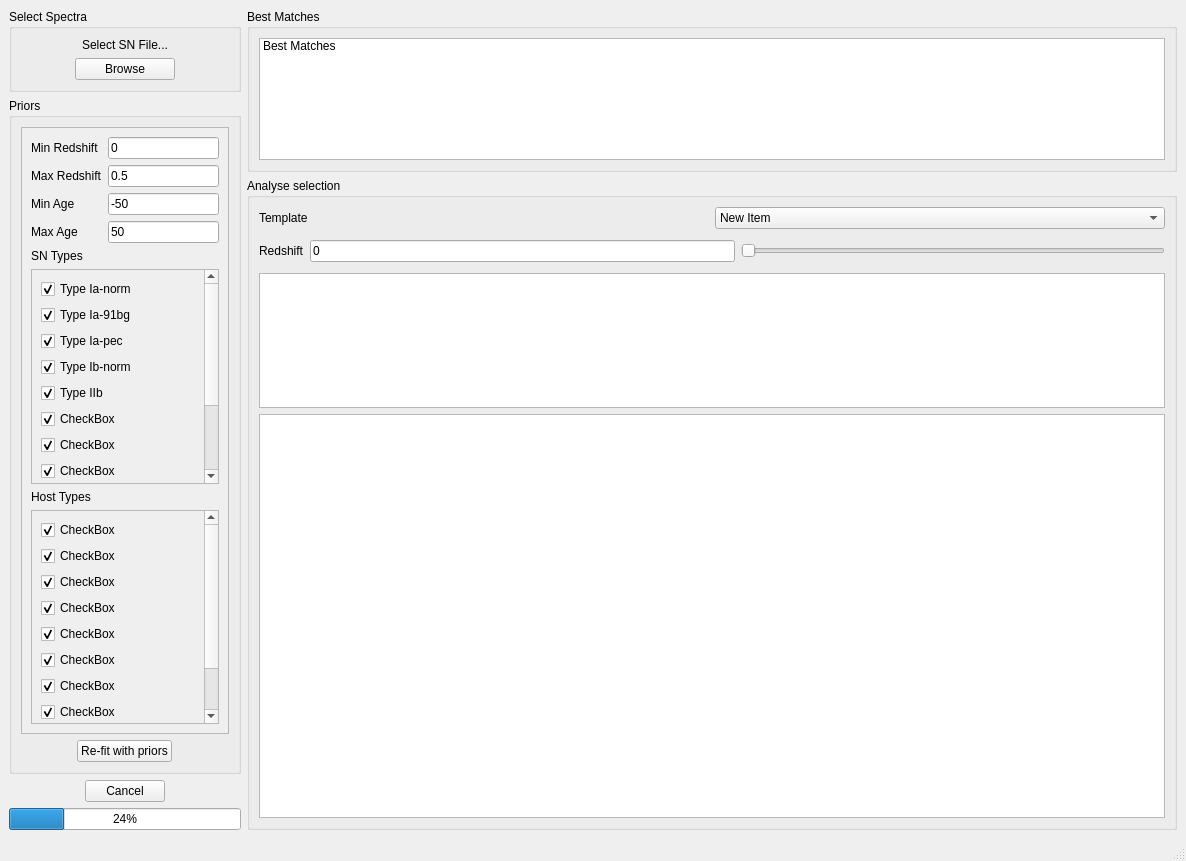
daniel-muthukrishna/astrodash, file GUI/design.ui: the form before one commit.
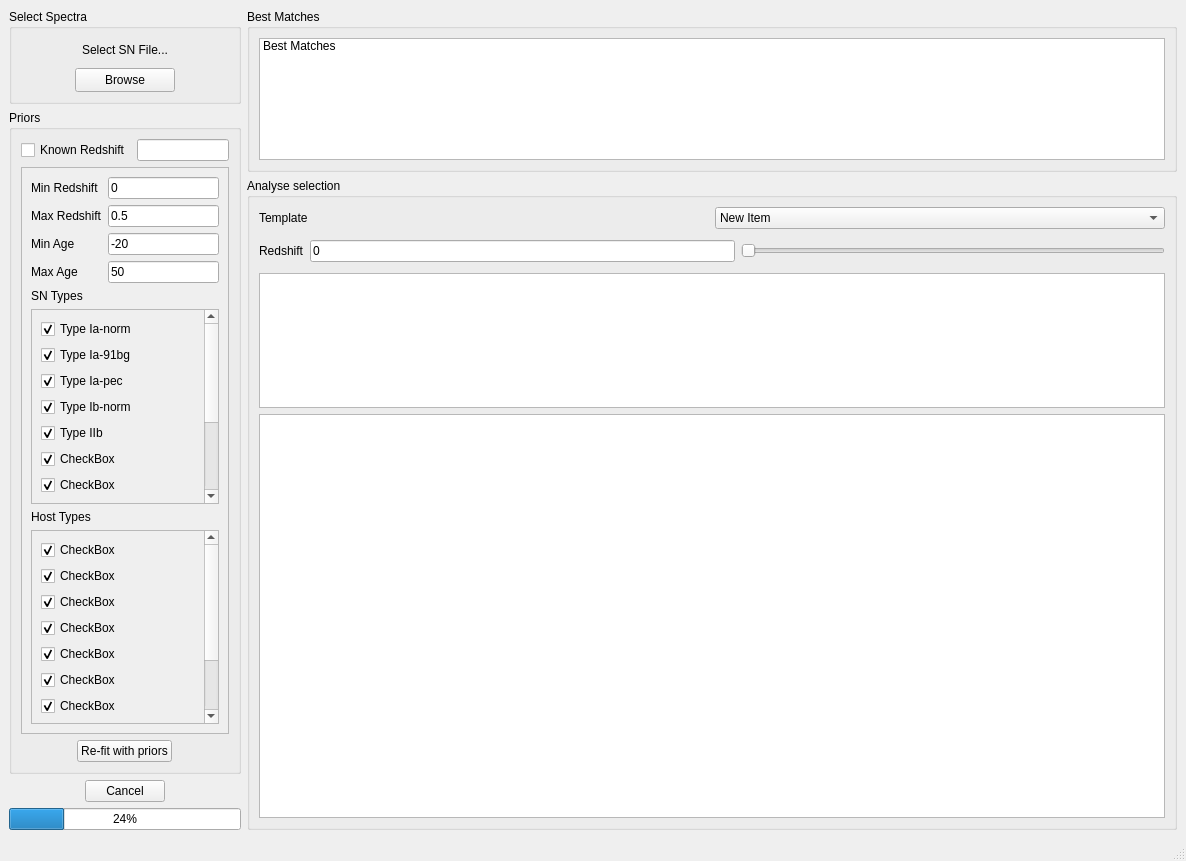
The form after the commit. Custom widgets are drawn as their Qt base class.

Commit message: Much more accurate than previouslly (>86% Reliability). Absolute probabilties used for ranking when Known Redshift is ticked. model.ckpt trained using 2 layer DL algorithm deep_learning_training.py no longer used. Replaced by tf_improved_model.py. This has been reflected in resotre_model.py as it restores saved model.

Patch:
```diff
--- a/GUI/design.ui
+++ b/GUI/design.ui
@@ -16,7 +16,7 @@
   <widget class="QWidget" name="centralwidget">
    <layout class="QHBoxLayout" name="horizontalLayout_3" stretch="2,8">
     <item>
-     <layout class="QVBoxLayout" name="verticalLayout" stretch="0,0,0,0">
+     <layout class="QVBoxLayout" name="verticalLayout" stretch="1,7,0,0">
       <property name="sizeConstraint">
        <enum>QLayout::SetMaximumSize</enum>
       </property>
@@ -64,6 +64,23 @@
          <string>Priors</string>
         </property>
         <layout class="QVBoxLayout" name="verticalLayout_6">
+         <item>
+          <layout class="QHBoxLayout" name="horizontalLayout" stretch="0,0">
+           <property name="bottomMargin">
+            <number>0</number>
+           </property>
+           <item>
+            <widget class="QCheckBox" name="checkBoxKnownZ">
+             <property name="text">
+              <string>Known Redshift</string>
+             </property>
+            </widget>
+           </item>
+           <item>
+            <widget class="QLineEdit" name="lineEditKnownZ"/>
+           </item>
+          </layout>
+         </item>
          <item>
           <widget class="QScrollArea" name="scrollArea_3">
            <property name="widgetResizable">
@@ -74,8 +91,8 @@
              <rect>
               <x>0</x>
               <y>0</y>
-              <width>202</width>
-              <height>567</height>
+              <width>205</width>
+              <height>527</height>
              </rect>
             </property>
             <layout class="QVBoxLayout" name="verticalLayout_5">
@@ -112,7 +129,7 @@
                <item row="2" column="1">
                 <widget class="QLineEdit" name="lineEdit_4">
                  <property name="text">
-                  <string>-50</string>
+                  <string>-20</string>
                  </property>
                 </widget>
                </item>
@@ -158,7 +175,7 @@
                    <rect>
                     <x>0</x>
                     <y>0</y>
-                    <width>164</width>
+                    <width>167</width>
                     <height>348</height>
                    </rect>
                   </property>
@@ -310,7 +327,7 @@
                    <rect>
                     <x>0</x>
                     <y>0</y>
-                    <width>164</width>
+                    <width>167</width>
                     <height>292</height>
                    </rect>
                   </property>
```
The commit also changes 12 other files.
